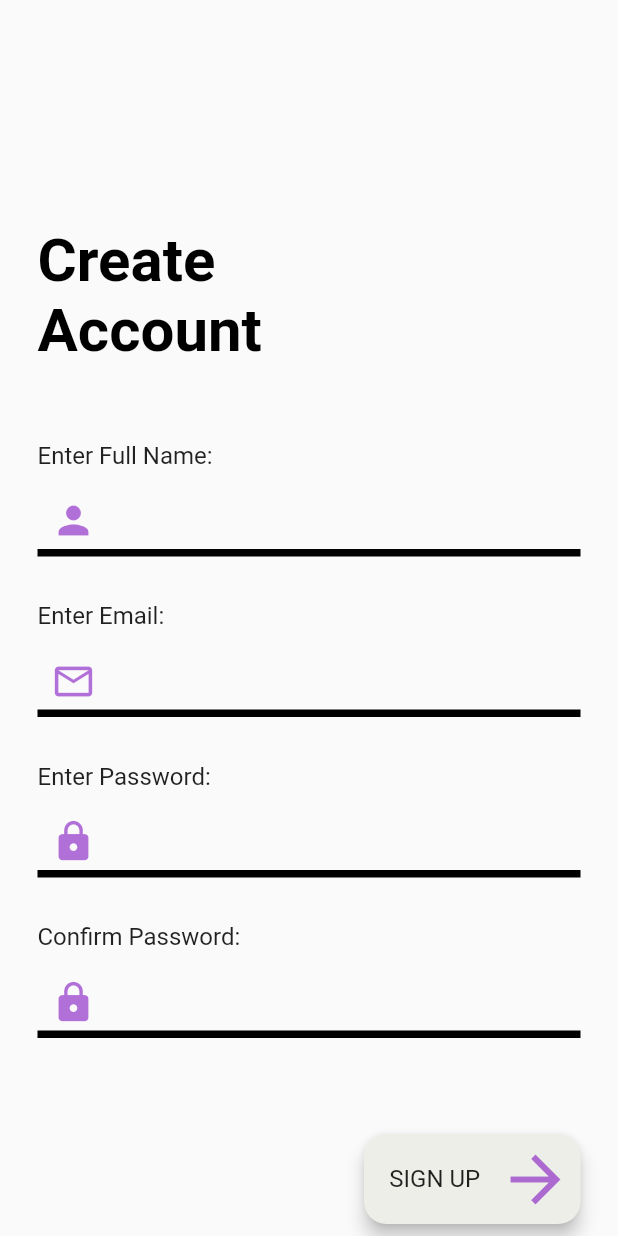
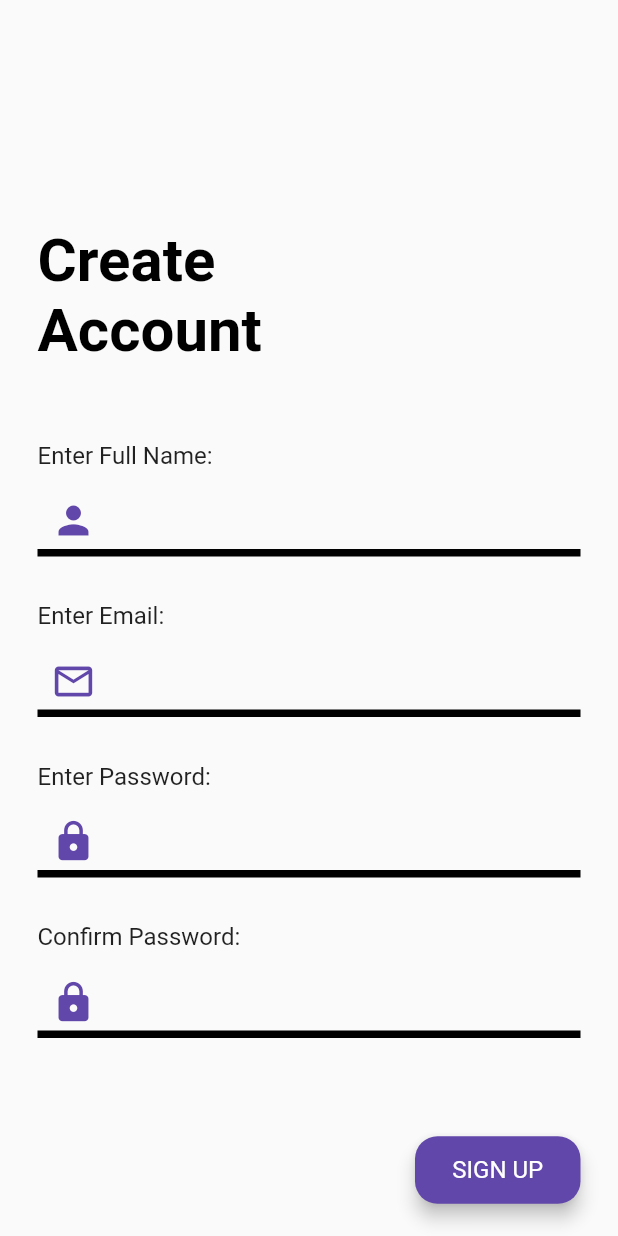
Before and after one commit to shmaiii/epilog-ubclaunchpad, a Flutter app: the SignUpScreen screen opened directly, on a phone screen of 412 x 824 dp. Run offline on Flutter 3.47's test engine with Material 2 defaults, Android fonts, the phone set to English and light mode, and no system bars; our stand-ins replace cloud_firestore, firebase_auth, firebase_core, flutter_datetime_picker, flutter_secure_storage, getwidget and 2 more; missing offline and left inert: flutter_picker; accounts and stored records are empty; network calls fail.

```diff
--- a/client/lib/screens/signUpScreen.dart
+++ b/client/lib/screens/signUpScreen.dart
@@ -70,7 +70,7 @@ class _SignUpScreenState extends State<SignUpScreen> {
             prefixIcon: Icon(
               Icons.person,
               size: 30,
-              color: Color.fromARGB(146, 123, 7, 191),
+              color: Color(0xff6247AA),
             ),
           ),
         ),
@@ -106,7 +106,7 @@ class _SignUpScreenState extends State<SignUpScreen> {
             prefixIcon: Icon(
               Icons.email_outlined,
               size: 30,
-              color: Color.fromARGB(146, 123, 7, 191),
+              color: Color(0xff6247AA),
             ),
           ),
         ),
@@ -142,7 +142,7 @@ class _SignUpScreenState extends State<SignUpScreen> {
             prefixIcon: Icon(
               Icons.lock,
               size: 30,
-              color: Color.fromARGB(146, 123, 7, 191),
+              color: Color(0xff6247AA),
             ),
           ),
         ),
@@ -178,7 +178,7 @@ class _SignUpScreenState extends State<SignUpScreen> {
             prefixIcon: Icon(
               Icons.lock,
               size: 30,
-              color: Color.fromARGB(146, 123, 7, 191),
+              color: Color(0xff6247AA),
             ),
           ),
         ),
@@ -232,17 +232,18 @@ class _SignUpScreenState extends State<SignUpScreen> {
         child: Row(
           mainAxisSize: MainAxisSize.min,
           children: [
-            Text('   SIGN UP   '),
-            Icon(
-              Icons.arrow_forward,
-              size: 50,
-              color: Color.fromARGB(146, 123, 7, 191),
-            )
+            Padding(
+              padding: const EdgeInsets.all(8.0),
+              child: Text(
+                '   SIGN UP   ',
+                style: TextStyle(color: Color(0xFFFFFFFF)),
+              ),
+            ),
           ],
         ),
         onPressed: createUserWithEmailAndPassword,
         style: ElevatedButton.styleFrom(
-            backgroundColor: Color.fromARGB(255, 238, 238, 232),
+            backgroundColor: Color(0xff6247AA),
             foregroundColor: Colors.black87,
             elevation: 5,
             padding: EdgeInsets.all(5),
@@ -268,7 +269,7 @@ class _SignUpScreenState extends State<SignUpScreen> {
           },
           child: Text('Sign In',
               style: TextStyle(
-                  color: Color.fromARGB(146, 123, 7, 191),
+                  color: Color(0xff6247AA),
                   fontSize: 14,
                   fontWeight: FontWeight.w500)),
         )
```
Also changed, not shown: client/lib/screens/loginScreen.dart (+12 -12 lines).
